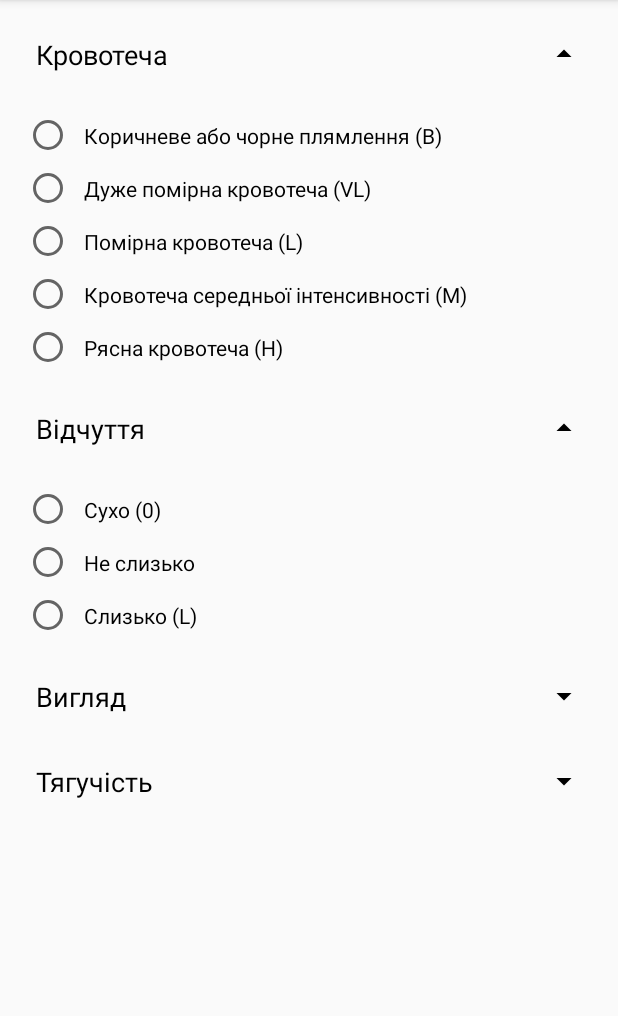
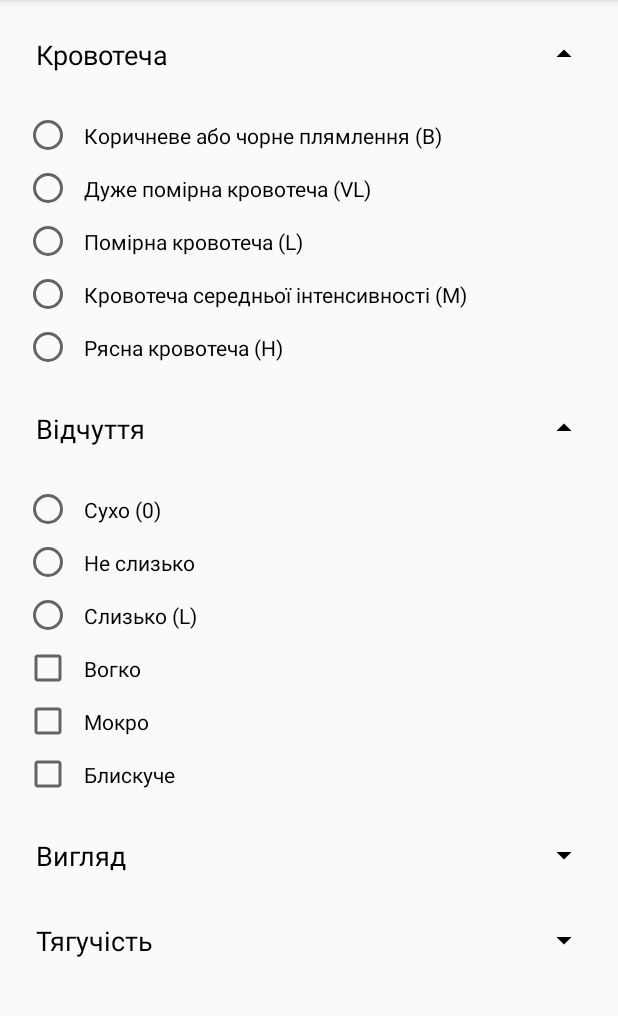
Before and after one commit to akrupych/CreightonModel, an Android app: the screen it shows after launch (MainActivity), after a tap on "Відчуття", on a phone screen of 412 x 824 dp, the part 84-1100 px from its top. Run offline under Robolectric (Android 15) with nearby library versions, the phone set to English and light mode, and no system bars; 1 other tap on this screen came first.

Commit message:
added look options

```diff
--- a/app/src/main/res/layout/activity_main.xml
+++ b/app/src/main/res/layout/activity_main.xml
@@ -108,6 +108,27 @@
                 android:layout_height="wrap_content"
                 android:padding="8dp"
                 android:text="@string/lubrication" />
+
+            <CheckBox
+                android:id="@+id/damp"
+                android:layout_width="match_parent"
+                android:layout_height="wrap_content"
+                android:padding="8dp"
+                android:text="@string/damp" />
+
+            <CheckBox
+                android:id="@+id/wet"
+                android:layout_width="match_parent"
+                android:layout_height="wrap_content"
+                android:padding="8dp"
+                android:text="@string/wet" />
+
+            <CheckBox
+                android:id="@+id/shiny"
+                android:layout_width="match_parent"
+                android:layout_height="wrap_content"
+                android:padding="8dp"
+                android:text="@string/shiny" />
 
         </RadioGroup>
 
--- a/app/src/main/res/values/strings.xml
+++ b/app/src/main/res/values/strings.xml
@@ -12,6 +12,9 @@
     <string name="dry">Сухо (0)</string>
     <string name="noLubrication">Не слизько</string>
     <string name="lubrication">Слизько (L)</string>
+    <string name="damp">Вогко</string>
+    <string name="wet">Мокро</string>
+    <string name="shiny">Блискуче</string>
 
     <string name="look">Вигляд</string>
     <string name="cloudy">Мутний білий (C)</string>
```
